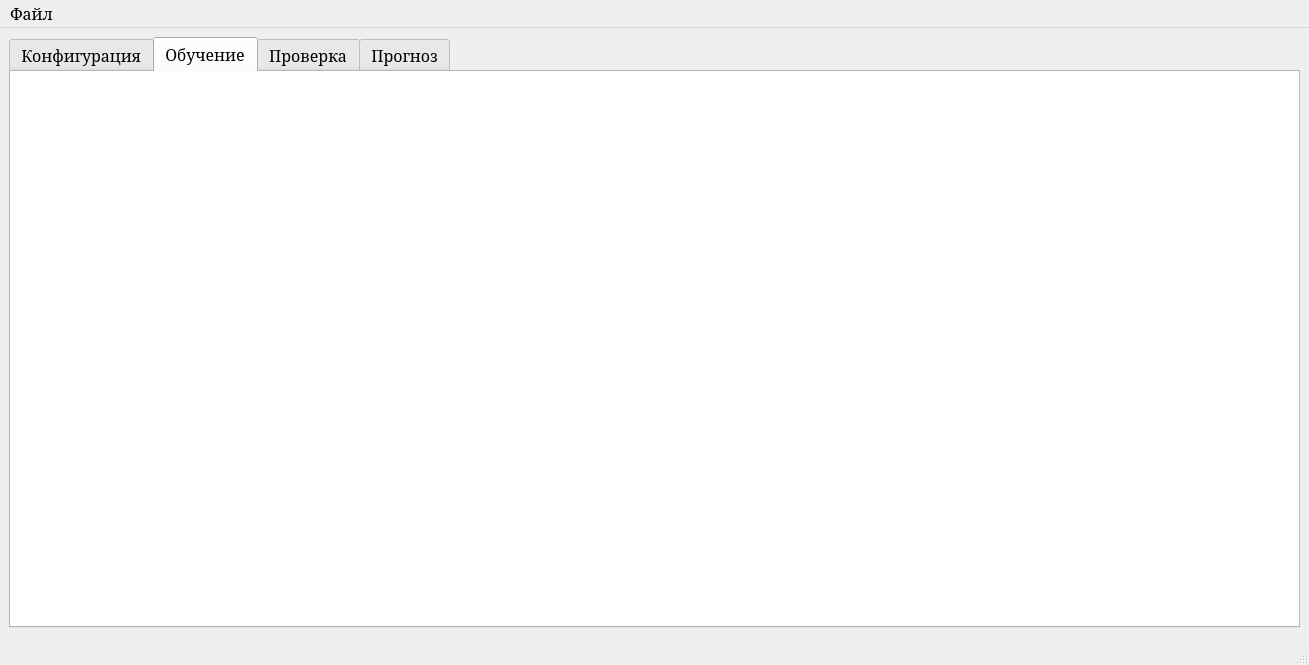
Before: the Qt Designer form mainwindow.ui in EvilCommunist/Neuro-Simulator, drawn with Qt 5.
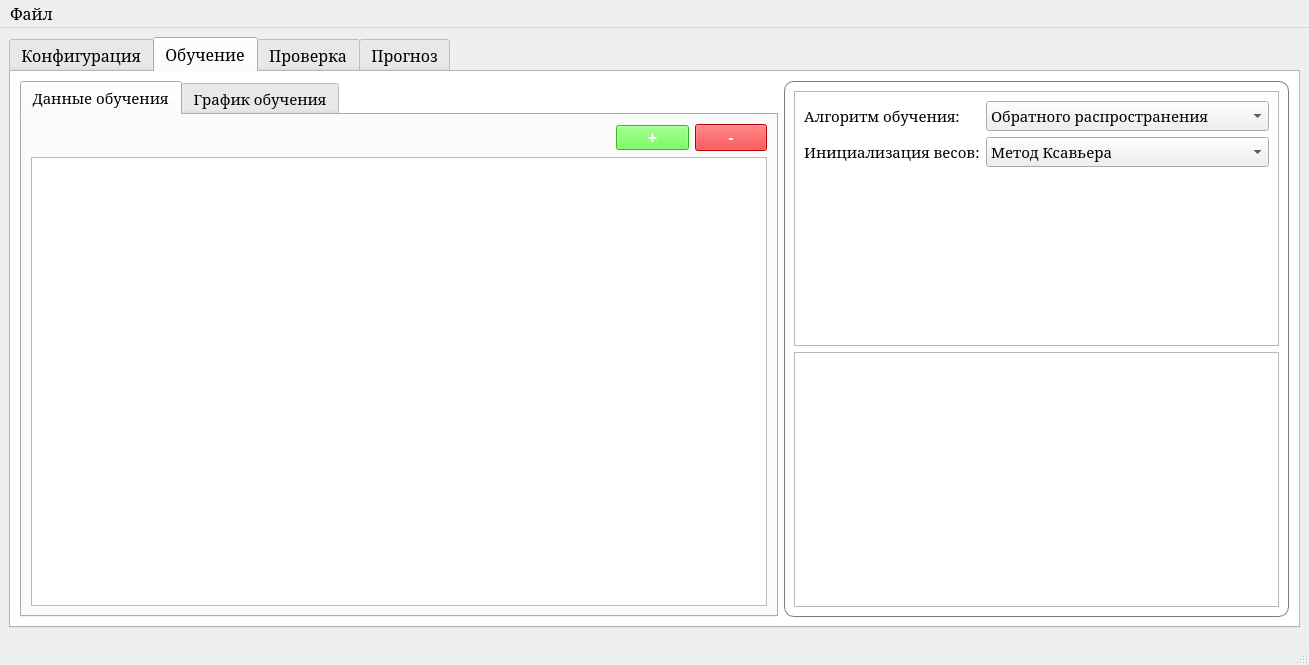
After: the same form once the commit is applied. The open tabs and pages were chosen to show the change.

Commit message: Adding basis for learning NN

What changed in the file:
```diff
--- a/mainwindow.ui
+++ b/mainwindow.ui
@@ -441,6 +441,172 @@
        <attribute name="title">
         <string>Обучение</string>
        </attribute>
+       <layout class="QHBoxLayout" name="horizontalLayout_2" stretch="3,2">
+        <item>
+         <widget class="QTabWidget" name="tabWidget_2">
+          <property name="font">
+           <font>
+            <family>Garamond</family>
+            <pointsize>11</pointsize>
+           </font>
+          </property>
+          <property name="currentIndex">
+           <number>0</number>
+          </property>
+          <widget class="QWidget" name="learningConfig">
+           <attribute name="title">
+            <string>Данные обучения</string>
+           </attribute>
+           <layout class="QGridLayout" name="gridLayout_4" columnstretch="8,1,1">
+            <item row="0" column="2">
+             <widget class="QPushButton" name="removeSelection">
+              <property name="font">
+               <font>
+                <pointsize>12</pointsize>
+                <bold>true</bold>
+                <strikeout>false</strikeout>
+               </font>
+              </property>
+              <property name="styleSheet">
+               <string notr="true">#removeSelection{padding: 3px 1px; background-color: rgb(255, 1, 5); color: #FFF;}
+#removeSelection:hover{background-color: rgb(255, 129, 129); color: #000;}</string>
+              </property>
+              <property name="text">
+               <string>-</string>
+              </property>
+             </widget>
+            </item>
+            <item row="0" column="1">
+             <widget class="QPushButton" name="addSelection">
+              <property name="font">
+               <font>
+                <pointsize>12</pointsize>
+                <bold>true</bold>
+               </font>
+              </property>
+              <property name="styleSheet">
+               <string notr="true">#addSelection{padding: 2px 1px; background-color: rgb(76, 255, 44); color: white;}
+#addSelection:hover{background-color: rgb(114, 255, 114); color: #000}</string>
+              </property>
+              <property name="text">
+               <string>+</string>
+              </property>
+             </widget>
+            </item>
+            <item row="1" column="0" colspan="3">
+             <widget class="QTableWidget" name="learnDataTable"/>
+            </item>
+           </layout>
+          </widget>
+          <widget class="QWidget" name="learninGraphic">
+           <attribute name="title">
+            <string>График обучения</string>
+           </attribute>
+          </widget>
+         </widget>
+        </item>
+        <item>
+         <widget class="QFrame" name="learnConfigFrame">
+          <property name="styleSheet">
+           <string notr="true">#learnConfigFrame{border-color: rgb(124, 124, 124); border-style: solid; border-width: 1px; border-radius: 10px;}
+</string>
+          </property>
+          <property name="frameShape">
+           <enum>QFrame::Shape::StyledPanel</enum>
+          </property>
+          <property name="frameShadow">
+           <enum>QFrame::Shadow::Raised</enum>
+          </property>
+          <layout class="QGridLayout" name="gridLayout_3" rowstretch="0,0">
+           <item row="0" column="0">
+            <widget class="QFrame" name="frame_4">
+             <property name="frameShape">
+              <enum>QFrame::Shape::StyledPanel</enum>
+             </property>
+             <property name="frameShadow">
+              <enum>QFrame::Shadow::Raised</enum>
+             </property>
+             <layout class="QVBoxLayout" name="verticalLayout_3">
+              <item>
+               <layout class="QFormLayout" name="formLayout">
+                <item row="0" column="0">
+                 <widget class="QLabel" name="label_4">
+                  <property name="font">
+                   <font>
+                    <family>Garamond</family>
+                    <pointsize>11</pointsize>
+                   </font>
+                  </property>
+                  <property name="text">
+                   <string>Алгоритм обучения:</string>
+                  </property>
+                 </widget>
+                </item>
+                <item row="0" column="1">
+                 <widget class="QComboBox" name="learnAlgorithm">
+                  <property name="font">
+                   <font>
+                    <family>Garamond</family>
+                    <pointsize>11</pointsize>
+                   </font>
+                  </property>
+                  <item>
+                   <property name="text">
+                    <string>Обратного распространения</string>
+                   </property>
+                  </item>
+                 </widget>
+                </item>
+                <item row="1" column="0">
+                 <widget class="QLabel" name="label_5">
+                  <property name="font">
+                   <font>
+                    <family>Garamond</family>
+                    <pointsize>11</pointsize>
+                   </font>
+                  </property>
+                  <property name="text">
+                   <string>Инициализация весов:</string>
+                  </property>
+                 </widget>
+                </item>
+                <item row="1" column="1">
+                 <widget class="QComboBox" name="weightInitAlgorithm">
+                  <property name="font">
+                   <font>
+                    <family>Garamond</family>
+                    <pointsize>11</pointsize>
+                   </font>
+                  </property>
+                  <item>
+                   <property name="text">
+                    <string>Метод Ксавьера</string>
+                   </property>
+                  </item>
+                 </widget>
+                </item>
+               </layout>
+              </item>
+              <item>
+               <layout class="QVBoxLayout" name="learnWeightsLayout"/>
+              </item>
+             </layout>
+            </widget>
+           </item>
+           <item row="1" column="0">
+            <widget class="QFrame" name="frame_3">
+             <property name="frameShape">
+              <enum>QFrame::Shape::StyledPanel</enum>
+             </property>
+             <property name="frameShadow">
+              <enum>QFrame::Shadow::Raised</enum>
+             </property>
+            </widget>
+           </item>
+          </layout>
+         </widget>
+        </item>
+       </layout>
       </widget>
       <widget class="QWidget" name="Test">
        <attribute name="title">
```
The commit also changes 2 other files.
